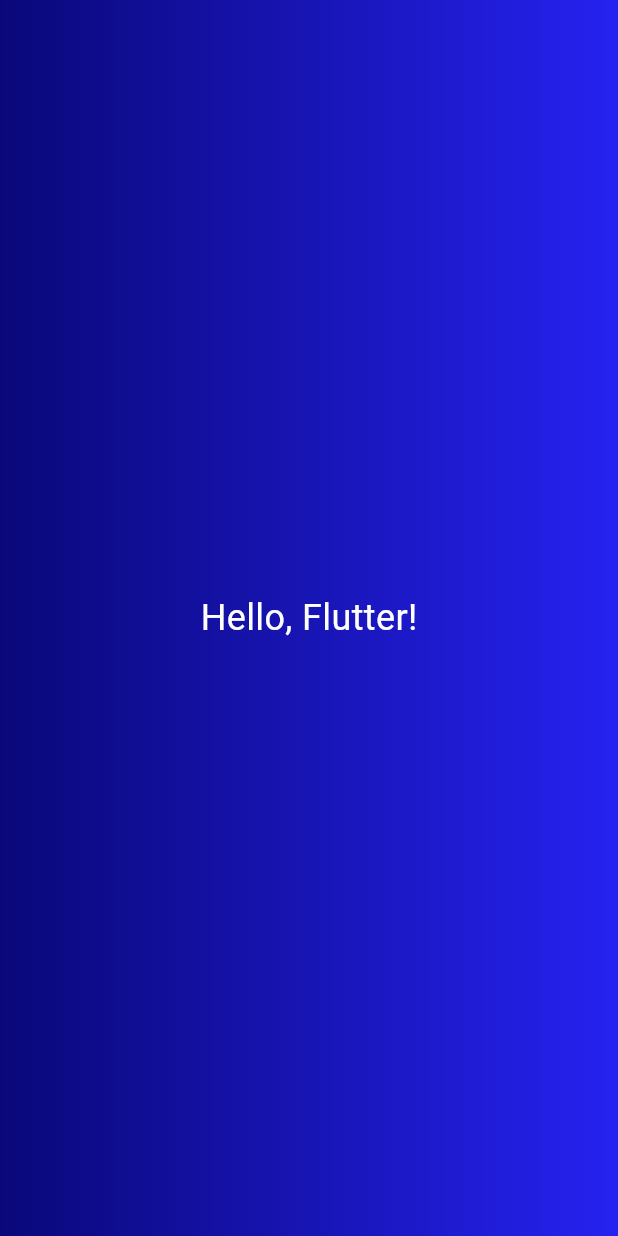
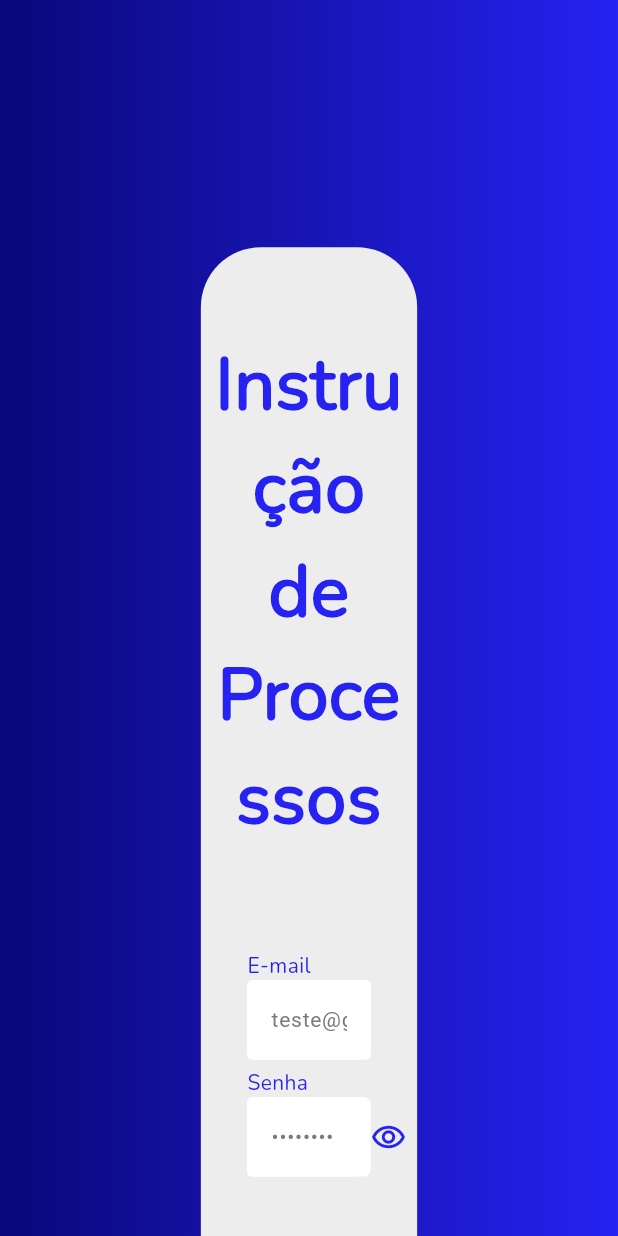
Before and after one commit to resilvajr1610/instrucao_de_processos, a Flutter app: the screen it shows after launch, on a phone screen of 412 x 824 dp. Run offline on Flutter 3.47's test engine with Material 3 defaults, Android fonts, the light colour scheme and no system bars; our stand-ins replace firebase_auth, firebase_core; accounts and stored records are empty.

Commit message:
tela de login

```diff
--- a/lib/telas/login_tela.dart
+++ b/lib/telas/login_tela.dart
@@ -1,5 +1,11 @@
 import 'package:flutter/material.dart';
+import 'package:instrucao_de_processos/telas/home_tela.dart';
 import 'package:instrucao_de_processos/utilidades/paleta_cores.dart';
+import 'package:instrucao_de_processos/widgets/input_text.dart';
+import 'package:instrucao_de_processos/widgets/snackBars.dart';
+import '../utilidades/variavel_estatica.dart';
+import '../widgets/buttom_default.dart';
+import 'package:firebase_auth/firebase_auth.dart';
 
 class LoginTela extends StatefulWidget {
   const LoginTela({super.key});
@@ -9,24 +15,106 @@
 }
 
 class _LoginTelaState extends State<LoginTela> {
+
+  var email = TextEditingController(text: 'teste@gmail.com');
+  var senha = TextEditingController(text: 'senha123');
+  bool obscure = true;
+
+  checkLogin(){
+    if(email.text.isNotEmpty && senha.text.isNotEmpty){
+      FirebaseAuth.instance.signInWithEmailAndPassword(
+        email: email.text.toLowerCase().trim(),
+        password: senha.text.trim())
+      .then((user) async {
+        showSnackBar(context, 'Usuário Logado.',Colors.green);
+        Navigator.pushReplacement(context, MaterialPageRoute(builder: (context) => HomeTela()));
+      }).catchError((error) async {
+
+        // print(error.toString());
+
+        switch (error.toString()) {
+          case '[firebase_auth/unknown] An unknown error occurred: FirebaseError: Firebase: The email address is badly formatted. (auth/invalid-email).':
+            showSnackBar(context,'O e-mail digitado é inválido.\n Tente novamente.',Colors.red);
+            break;
+          case '[firebase_auth/unknown] An unknown error occurred: FirebaseError: Firebase: The supplied auth credential is incorrect, malformed or has expired. (auth/invalid-credential).':
+            showSnackBar(context,'E-mail ou senha incorreta.\n Tente novamente.',Colors.red);
+            break;
+          case '[firebase_auth/wrong-password] The password is invalid or the user does not have a password.':
+            showSnackBar(context,'E-mail ou senha incorreta.\n Tente novamente.',Colors.red);
+            break;
+          case '[firebase_auth/too-many-requests] Access to this account has been temporarily disabled due to many failed login attempts. You can immediately restore it by resetting your password or you can try again later.':
+            showSnackBar(context, 'Sua conta foi bloqueada provisoriamente.\n Tente mais tarde.',Colors.red);
+            break;
+          default:
+            showSnackBar(context, error.toString(),Colors.red);
+            break;
+        }
+      });
+    }else{
+      showSnackBar(context, 'Preencha seu email e senha para continuar.',Colors.red);
+    }
+  }
+
   @override
   Widget build(BuildContext context) {
+
+    VariavelEstatica.initialize(context);
+
     return Scaffold(
       body: Container(
+        width: VariavelEstatica.width,
+        height: VariavelEstatica.height,
+        alignment: Alignment.bottomCenter,
         decoration: BoxDecoration(
           gradient: LinearGradient(
             begin: Alignment.centerRight,
             end: Alignment.centerLeft,
-            colors: PaletaCores().degrade_azul, // Define your gradient colors here
+            colors: PaletaCores.degrade_azul, // Define your gradient colors here
           ),
         ),
-        child: Center(
-          child: Text(
-            'Hello, Flutter!',
-            style: TextStyle(
-              color: Colors.white,
-              fontSize: 24.0,
-            ),
+        child: Container(
+          width: VariavelEstatica.width*0.35,
+          height: VariavelEstatica.height*0.8,
+          decoration: BoxDecoration(
+              color: PaletaCores.cinzaClaro,
+              borderRadius: BorderRadius.only(
+                topLeft: Radius.circular(40.0),
+                topRight: Radius.circular(40.0),
+              )
+          ),
+          child: Column(
+            children: [
+              Container(
+                margin: EdgeInsets.only(top: VariavelEstatica.height*0.07,bottom: VariavelEstatica.height*0.08),
+                child: Text(
+                  'Instrução\nde\nProcessos',
+                  textAlign: TextAlign.center,
+                  style: TextStyle(
+                    color: PaletaCores.primaria,
+                    fontFamily: 'Nunito',
+                    fontWeight: FontWeight.bold,
+                    fontSize: 48.0,
+                  ),
+                ),
+              ),
+              InputText(
+                title: 'E-mail',
+                controller: email,
+                width: VariavelEstatica.width*0.2
+              ),
+              InputText(
+                title: 'Senha',
+                controller: senha,
+                width: VariavelEstatica.width*0.2,
+                obscure: obscure,
+                mostrarOlho: true,
+                onPressedSenha: ()=>setState(()=>obscure?obscure=false:obscure=true),
+              ),
+              ButtomDefault(
+                texto: 'Entrar',
+                onTap: checkLogin,
+              )
+            ],
           ),
         ),
       ),
--- a/lib/utilidades/paleta_cores.dart
+++ b/lib/utilidades/paleta_cores.dart
@@ -1,7 +1,9 @@
 import 'package:flutter/material.dart';
 
 class PaletaCores{
-  Color azul_escuro_degrade = Color(0xff0A0879);
-  Color azul_claro_degrade = Color(0xff2622F1);
-  List<Color> degrade_azul = [Color(0xff2622F1),Color(0xff0A0879)];
+  static const Color azul_escuro_degrade = Color(0xff0A0879);
+  static const Color primaria = Color(0xff2622F1);
+  static const Color cinzaClaro = Color(0xffEDEDED);
+  static const Color cinzaTexto = Color(0xff7A7A7A);
+  static const List<Color> degrade_azul = [Color(0xff2622F1),Color(0xff0A0879)];
 }
--- /dev/null
+++ b/lib/utilidades/variavel_estatica.dart
@@ -0,0 +1,11 @@
+import 'package:flutter/material.dart';
+
+class VariavelEstatica{
+  static double width = 0.0;
+  static double height = 0.0;
+
+  static void initialize(BuildContext context) {
+    width = MediaQuery.of(context).size.width;
+    height = MediaQuery.of(context).size.height;
+  }
+}
--- /dev/null
+++ b/lib/widgets/buttom_default.dart
@@ -0,0 +1,35 @@
+import 'package:flutter/material.dart';
+import 'package:instrucao_de_processos/widgets/text_default.dart';
+import '../utilidades/paleta_cores.dart';
+import '../utilidades/variavel_estatica.dart';
+
+class ButtomDefault extends StatelessWidget {
+  String texto;
+  var onTap;
+
+  ButtomDefault({
+    required this.texto,
+    required this.onTap,
+  });
+
+  @override
+  Widget build(BuildContext context) {
+    return GestureDetector(
+      onTap: onTap,
+      child: Container(
+        width: VariavelEstatica.width*0.2,
+        padding: EdgeInsets.all(10),
+        margin: EdgeInsets.symmetric(vertical: 45),
+        decoration: BoxDecoration(
+          borderRadius: BorderRadius.circular(5),
+          gradient: LinearGradient(
+            begin: Alignment.centerRight,
+            end: Alignment.centerLeft,
+            colors: PaletaCores.degrade_azul, // Define your gradient colors here
+          ),
+        ),
+        child: TextDefault(text: 'Entrar',textAlign: TextAlign.center,),
+      ),
+    );
+  }
+}
--- /dev/null
+++ b/lib/widgets/input_text.dart
@@ -0,0 +1,104 @@
+import 'package:flutter/material.dart';
+import 'package:flutter/services.dart';
+import 'package:instrucao_de_processos/utilidades/paleta_cores.dart';
+import 'package:instrucao_de_processos/widgets/title_input.dart';
+
+class InputText extends StatelessWidget {
+  bool obscure;
+  bool mostrarOlho;
+  String title;
+  var controller;
+  double fontSize;
+  double width;
+  TextInputType textInputType;
+  int maxLines;
+  Color colorBorder;
+  var onChanged;
+  List<TextInputFormatter> inputFormatters;
+  var onPressedSenha;
+
+  InputText({
+    required this.controller,
+    required this.width,
+    this.obscure = false,
+    this.fontSize = 14.0,
+    this.title = '',
+    this.textInputType = TextInputType.text,
+    this.maxLines = 1,
+    this.colorBorder = Colors.white,
+    this.onChanged = null,
+    List<TextInputFormatter>? inputFormatters,
+    this.onPressedSenha = null,
+    this.mostrarOlho = false,
+  }) : inputFormatters = inputFormatters ?? [];
+
+  @override
+  Widget build(BuildContext context) {
+    return Column(
+      crossAxisAlignment: CrossAxisAlignment.start,
+      children: [
+        TitleInput(title:title),
+        Container(
+          width: width,
+          margin: EdgeInsets.only(bottom: 5),
+          decoration: BoxDecoration(
+            color: Colors.white,
+            borderRadius: BorderRadius.circular(5),
+          ),
+          child: Row(
+            children: [
+              Container(
+                width: mostrarOlho?width*0.9:width,
+                child: TextFormField(
+                  keyboardType: textInputType,
+                  maxLines: maxLines,
+                  onChanged: onChanged,
+                  inputFormatters: inputFormatters,
+                  obscureText: this.obscure,
+                  controller: this.controller,
+                  cursorColor: PaletaCores.primaria,
+                  style: TextStyle(
+                    color: PaletaCores.cinzaTexto,
+                    fontSize: this.fontSize,
+                  ),
+                  decoration: InputDecoration(
+                    fillColor: Colors.black87,
+                    // labelText: label,
+                    border: OutlineInputBorder(
+                      borderSide: BorderSide(width: 1,color: colorBorder)
+                    ),
+                    focusedBorder: OutlineInputBorder(
+                      borderSide: BorderSide(width: 1, color: colorBorder),
+                      borderRadius: BorderRadius.circular(3),
+                    ),
+                    enabledBorder: OutlineInputBorder(
+                      borderSide: BorderSide(width: 1, color: colorBorder),
+                      borderRadius: BorderRadius.circular(3),
+                    ),
+                    disabledBorder: OutlineInputBorder(
+                      borderSide: BorderSide(width: 1, color: colorBorder),
+                      borderRadius: BorderRadius.circular(3),
+                    ),
+                    hintText: title,
+                    hintStyle: TextStyle(
+                      color: PaletaCores.cinzaTexto,
+                      fontSize: this.fontSize,
+                      fontFamily: "Nunito"
+                    )
+                  )
+                ),
+              ),
+              mostrarOlho?Container(
+                width: mostrarOlho?width*0.1:0,
+                child: IconButton(
+                    onPressed: onPressedSenha,
+                    icon: Icon(obscure?Icons.remove_red_eye_outlined:Icons.remove_red_eye, color: PaletaCores.primaria,)
+                ),
+              ):Container()
+            ],
+          ),
+        ),
+      ],
+    );
+  }
+}
--- /dev/null
+++ b/lib/widgets/text_default.dart
@@ -0,0 +1,37 @@
+import 'package:flutter/material.dart';
+import 'package:instrucao_de_processos/utilidades/paleta_cores.dart';
+
+class TextDefault extends StatelessWidget {
+
+  final String text;
+  final double fontSize;
+  final Color color;
+  final FontWeight fontWeigth;
+  final TextAlign textAlign;
+  final int maxLines;
+
+  TextDefault({
+    required this.text,
+    this.fontSize = 14.0,
+    this.color = PaletaCores.cinzaClaro,
+    this.fontWeigth = FontWeight.normal,
+    this.textAlign = TextAlign.start,
+    this.maxLines = 1
+});
+
+  @override
+  Widget build(BuildContext context) {
+    return Text(
+      text,
+      textAlign: textAlign,
+      maxLines: maxLines,
+      style: TextStyle(
+        fontSize: fontSize,
+        fontWeight: fontWeigth,
+        color: color,
+        overflow: TextOverflow.ellipsis,
+        fontFamily: "Nunito"
+      ),
+    );
+  }
+}
--- /dev/null
+++ b/lib/widgets/title_input.dart
@@ -0,0 +1,16 @@
+import 'package:flutter/material.dart';
+import 'package:instrucao_de_processos/utilidades/paleta_cores.dart';
+import 'package:instrucao_de_processos/widgets/text_default.dart';
+
+class TitleInput extends StatelessWidget {
+  String title;
+
+  TitleInput({
+    required this.title,
+});
+
+  @override
+  Widget build(BuildContext context) {
+    return TextDefault(text: title,color: PaletaCores.primaria,fontSize: 14,textAlign: TextAlign.start,);
+  }
+}
```
Also changed, not shown: lib/main.dart (+13 -1 lines), lib/telas/home_tela.dart (+8 -1 lines), lib/widgets/appBar_default.dart (added, +48 -0 lines), lib/widgets/snackBars.dart (added, +20 -0 lines), pubspec.yaml (+10 -68 lines), assets/fontes/Nunito-Regular.ttf (added), pubspec.lock, 3 other files.
